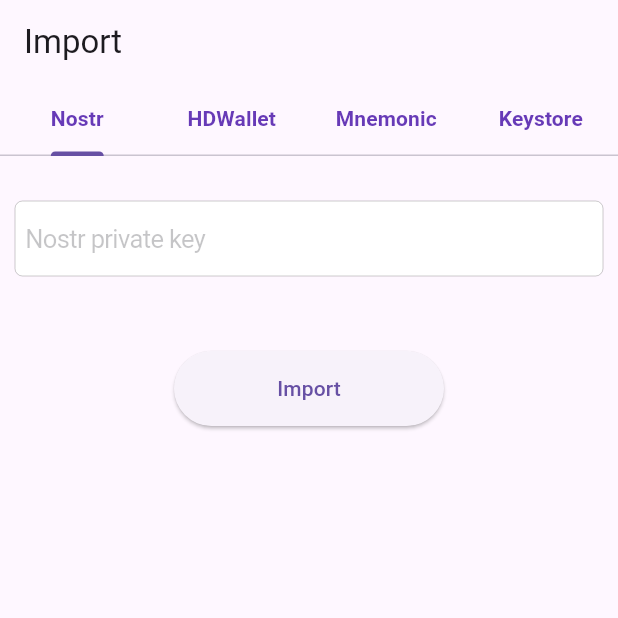
After one commit to heroims/NostrV, a Flutter app: the ImportAccountPage screen opened by its route, on a phone screen of 412 x 824 dp, the top half of it. The commit adds this screen. Run offline on Flutter 3.47's test engine with Material 3 defaults, Android fonts, the phone set to English and light mode, and no system bars; our stand-ins replace app_links, cached_network_image, dio, easy_refresh, flutter_secure_storage, flutter_widget_from_html and 8 more; missing offline and left inert: bech32, bolt11_decoder, flutter_zxing, hd_wallet, nostr, web3dart; accounts and stored records are empty; generated files the repository leaves out were written again.

Commit message:
support import account

```diff
--- a/lib/globals/storage_setting.dart
+++ b/lib/globals/storage_setting.dart
@@ -14,4 +14,4 @@
 const iosSecureStorageOptions = IOSOptions(accessibility: KeychainAccessibility.unlocked);
 const androidSecureStorageOptions = AndroidOptions(encryptedSharedPreferences: true);
 
-const defaultRelayUrls = ['wss://relay.plebstr.com'];
+const defaultRelayUrls = ['wss://relay.stoner.com'];
--- a/lib/l10n/intl_en.arb
+++ b/lib/l10n/intl_en.arb
@@ -46,6 +46,17 @@
   "tipByZapAmountOut": "Zap amount is out of range",
   "tipByLogout": "Confirm logout of the current account?",
   "tipByDeleteAccount": "Confirm delete the current account?",
+  "tipByImportError": "Import Error",
+  "placeholderByEnterPassword": "Please enter password",
+  "placeholderByConfirmPassword": "Please confirm password",
+  "placeholderByNostrPK": "Nostr private key",
+  "placeholderByHDWalletPK": "HDWallet private key",
+  "placeholderByMnemonic": "Mnemonic",
+  "placeholderByMnemonicPassphrase": "Mnemonic Passphrase(Option)",
+  "placeholderByPassword": "Password",
+  "placeholderByKeystore": "Keystore",
+  "navByNostr": "Nostr",
+  "navByHDWallet": "HDWallet",
   "repostByPostID": "Repost",
   "shareByPostID": "Share",
   "copyByPostID": "Copy Post ID",
--- a/lib/l10n/intl_zh.arb
+++ b/lib/l10n/intl_zh.arb
@@ -46,6 +46,17 @@
   "tipByZapAmountOut": "打赏金额超出范围",
   "tipByLogout": "是否确定退出当前账户？",
   "tipByDeleteAccount": "是否确定删除当前账户?",
+  "tipByImportError": "导入异常",
+  "placeholderByPassword": "请输入密码",
+  "placeholderByConfirmPassword": "请确认密码",
+  "placeholderByNostrPK": "Nostr私钥",
+  "placeholderByHDWalletPK": "HDWallet私钥",
+  "placeholderByMnemonic": "助记词",
+  "placeholderByMnemonicPassphrase": "助记词密码(可选)",
+  "placeholderByPassword": "密码",
+  "placeholderByKeystore": "Keystore",
+  "navByNostr": "Nostr",
+  "navByHDWallet": "HDWallet",
   "repostByPostID": "转发",
   "shareByPostID": "分享",
   "copyByPostID": "复制NoteID",
--- a/lib/models/nostr_user_model.dart
+++ b/lib/models/nostr_user_model.dart
@@ -173,7 +173,7 @@
   void importNostrPrivateKey(String nostrPrivateKey){
     final pk = Nip19.decodePrivkey(nostrPrivateKey);
     final nostrNode = Keychain(pk);
-    currentUser = NostrUser(nostrNode.public, nostrNode.private);
+    currentUser = NostrUser(Nip19.encodePubkey(nostrNode.public), Nip19.encodePrivkey(nostrNode.private));
   }
 
   void importHDPrivateKey(String hdPrivateKey){
@@ -187,8 +187,8 @@
     currentUser = nostrUser;
   }
 
-  void importMnemonic(String mnemonic){
-    final m = BIP39.fromMnemonic(mnemonic);
+  void importMnemonic(String mnemonic,{String passphrase = ''}){
+    final m = BIP39.fromMnemonic(mnemonic, passphrase: passphrase);
 
     final node = BIP32.fromSeed(Uint8List.fromList(hexToBytes(m.seed)));
     final hdNode = node.derivePath("m/44'/1237'/0'/0/0");
--- /dev/null
+++ b/lib/pages/import_account_page.dart
@@ -0,0 +1,244 @@
+import 'package:flutter/cupertino.dart';
+import 'package:flutter/material.dart';
+import 'package:go_router/go_router.dart';
+import 'package:provider/provider.dart';
+
+import '../generated/l10n.dart';
+import '../router.dart';
+
+class ImportAccountPage extends StatelessWidget {
+  const ImportAccountPage({super.key});
+
+  @override
+  Widget build(BuildContext context) {
+    final appRouter = Provider.of<AppRouter>(context, listen: false);
+    final nostrController = TextEditingController();
+    final hdWalletController = TextEditingController();
+    final mnemonicController = TextEditingController();
+    final mnemonicPasswordController = TextEditingController();
+    final keystoreController = TextEditingController();
+    final keystorePasswordController = TextEditingController();
+
+
+    return Scaffold(
+      appBar: AppBar(
+        title:Text(S.of(context).pageWelcomeImport),
+      ),
+      body: DefaultTabController(
+        length: 4,
+        child: Column(
+          children: [
+            TabBar(
+                tabs: [
+                  Tab(
+                    child: Text(
+                      S.of(context).navByNostr,
+                      style: const TextStyle(
+                          color: Colors.deepPurple,
+                          fontWeight: FontWeight.bold
+                      ),
+                      selectionColor: Colors.cyan,
+                    ),
+                  ),
+                  Tab(
+                    child: Text(
+                      S.of(context).navByHDWallet,
+                      style: const TextStyle(
+                          color: Colors.deepPurple,
+                          fontWeight: FontWeight.bold
+                      ),
+                      selectionColor: Colors.cyan,
+                    ),
+                  ),
+                  Tab(
+                    child: Text(
+                      S.of(context).placeholderByMnemonic,
+                      style: const TextStyle(
+                          color: Colors.deepPurple,
+                          fontWeight: FontWeight.bold
+                      ),
+                      selectionColor: Colors.cyan,
+                    ),
+                  ),
+                  Tab(
+                    child: Text(
+                      S.of(context).placeholderByKeystore,
+                      style: const TextStyle(
+                          color: Colors.deepPurple,
+                          fontWeight: FontWeight.bold
+                      ),
+                      selectionColor: Colors.cyan,
+                    ),
+                  )
+                ]
+            ),
+            Expanded(
+                child: TabBarView(children: [
+                  Column(
+                    children: [
+                      Container(
+                        height: 80,
+                        padding: const EdgeInsets.only(left: 10, right: 10, top: 30),
+                        child: CupertinoTextField(
+                          placeholder: S.of(context).placeholderByNostrPK,
+                          obscureText: true,
+                          controller: nostrController,
+                        ),
+                      ),
+                      Container(
+                        height: 100,
+                        width: 200,
+                        padding: const EdgeInsets.only(top: 50,left: 10,right: 10),
+                        child: ElevatedButton(onPressed: (){
+                          try{
+                            appRouter.nostrUserModel.importNostrPrivateKey(nostrController.text);
+                            context.goNamed(Routers.feed.value);
+                          }
+                          catch(e){
+                            showCupertinoDialog(context: context, builder: (context){
+                              return CupertinoAlertDialog(
+                                title: Text(S.of(context).dialogByTitle),
+                                content: Text(S.of(context).tipByImportError),
+                                actions: [TextButton(onPressed: ()=>Navigator.pop(context), child: Text(S.of(context).dialogByDone))],
+                              );
+                            });
+                          }
+                        }, child: Text(S.of(context).pageWelcomeImport),),
+                      ),
+                    ],
+                  ),
+                  Column(
+                    children: [
+                      Container(
+                        height: 80,
+                        padding: const EdgeInsets.only(left: 10, right: 10, top: 30),
+                        child: CupertinoTextField(
+                          placeholder: S.of(context).placeholderByHDWalletPK,
+                          obscureText: true,
+                          controller: hdWalletController,
+                        ),
+                      ),
+                      Container(
+                        height: 100,
+                        width: 200,
+                        padding: const EdgeInsets.only(top: 50,left: 10,right: 10),
+                        child: ElevatedButton(onPressed: (){
+                          try{
+                            appRouter.nostrUserModel.importHDPrivateKey(hdWalletController.text);
+                            context.goNamed(Routers.feed.value);
+                          }
+                          catch(e){
+                            showCupertinoDialog(context: context, builder: (context){
+                              return CupertinoAlertDialog(
+                                title: Text(S.of(context).dialogByTitle),
+                                content: Text(S.of(context).tipByImportError),
+                                actions: [TextButton(onPressed: ()=>Navigator.pop(context), child: Text(S.of(context).dialogByDone))],
+                              );
+                            });
+                          }
+                        }, child: Text(S.of(context).pageWelcomeImport),),
+                      ),
+                    ],
+                  ),
+                  SingleChildScrollView(
+                    child: Column(
+                      children: [
+                        Container(
+                          height: 160,
+                          padding: const EdgeInsets.only(left: 10, right: 10, top: 30),
+                          child: CupertinoTextField(
+                            maxLines: null,
+                            textAlign: TextAlign.left,
+                            textAlignVertical: TextAlignVertical.top,
+                            placeholder: S.of(context).placeholderByMnemonic,
+                            controller: mnemonicController,
+                          ),
+                        ),
+                        Container(
+                          height: 70,
+                          padding: const EdgeInsets.only(left: 10, right: 10, top: 20),
+                          child: CupertinoTextField(
+                            placeholder: S.of(context).placeholderByMnemonicPassphrase,
+                            obscureText: true,
+                            controller: mnemonicPasswordController,
+                          ),
+                        ),
+                        Container(
+                          height: 100,
+                          width: 200,
+                          padding: const EdgeInsets.only(top: 50,left: 10,right: 10),
+                          child: ElevatedButton(onPressed: (){
+                            try{
+                              appRouter.nostrUserModel.importMnemonic(mnemonicController.text, passphrase: mnemonicPasswordController.text);
+                              context.goNamed(Routers.feed.value);
+                            }
+                            catch(e){
+                              showCupertinoDialog(context: context, builder: (context){
+                                return CupertinoAlertDialog(
+                                  title: Text(S.of(context).dialogByTitle),
+                                  content: Text(S.of(context).tipByImportError),
+                                  actions: [TextButton(onPressed: ()=>Navigator.pop(context), child: Text(S.of(context).dialogByDone))],
+                                );
+                              });
+                            }
+                          }, child: Text(S.of(context).pageWelcomeImport),),
+                        ),
+                      ],
+                    ),
+                  ),
+                  SingleChildScrollView(
+                    child: Column(
+                      children: [
+                        Container(
+                          height: 260,
+                          padding: const EdgeInsets.only(left: 10, right: 10, top: 30),
+                          child: CupertinoTextField(
+                            maxLines: null,
+                            textAlign: TextAlign.left,
+                            textAlignVertical: TextAlignVertical.top,
+                            placeholder: S.of(context).placeholderByKeystore,
+                            controller: mnemonicController,
+                          ),
+                        ),
+                        Container(
+                          height: 70,
+                          padding: const EdgeInsets.only(left: 10, right: 10, top: 20),
+                          child: CupertinoTextField(
+                            placeholder: S.of(context).placeholderByPassword,
+                            obscureText: true,
+                            controller: mnemonicPasswordController,
+                          ),
+                        ),
+                        Container(
+                          height: 100,
+                          width: 200,
+                          padding: const EdgeInsets.only(top: 50,left: 10,right: 10),
+                          child: ElevatedButton(onPressed: (){
+                            try{
+                              appRouter.nostrUserModel.importKeystore(keystoreController.text, keystorePasswordController.text);
+                              context.goNamed(Routers.feed.value);
+                            }
+                            catch(e){
+                              showCupertinoDialog(context: context, builder: (context){
+                                return CupertinoAlertDialog(
+                                  title: Text(S.of(context).dialogByTitle),
+                                  content: Text(S.of(context).tipByImportError),
+                                  actions: [TextButton(onPressed: ()=>Navigator.pop(context), child: Text(S.of(context).dialogByDone))],
+                                );
+                              });
+                            }
+                          }, child: Text(S.of(context).pageWelcomeImport),),
+                        ),
+                      ],
+                    ),
+                  ),
+                ],
+                )
+            ),
+          ],
+        ),
+      ),
+    );
+
+  }
+}
--- a/lib/pages/key_manager_page.dart
+++ b/lib/pages/key_manager_page.dart
@@ -107,7 +107,7 @@
             height: 70,
             padding: const EdgeInsets.all(10),
             child: CupertinoTextField(
-              placeholder: "请输入密码",
+              placeholder: S.of(context).placeholderByEnterPassword,
               obscureText: true,
               controller: edit1Controller,
             ),
@@ -116,7 +116,7 @@
             height: 70,
             padding: const EdgeInsets.all(10),
             child: CupertinoTextField(
-              placeholder: "请确认密码",
+              placeholder: S.of(context).placeholderByConfirmPassword,
               obscureText: true,
               controller: edit2Controller,
             ),
--- a/lib/router.dart
+++ b/lib/router.dart
@@ -10,6 +10,7 @@
 import 'package:nostr_app/pages/followers_page.dart';
 import 'package:nostr_app/pages/followings_page.dart';
 import 'package:nostr_app/pages/home_page.dart';
+import 'package:nostr_app/pages/import_account_page.dart';
 import 'package:nostr_app/pages/key_manager_page.dart';
 import 'package:nostr_app/pages/lightning_page.dart';
 import 'package:nostr_app/pages/mnemonic_verify_page.dart';
@@ -32,6 +33,7 @@
 import 'models/deep_links_model.dart';
 
 enum Routers {
+  importAccount(28, 'import_account'),
   accountManager(27, 'account_manager'),
   lightning(26, 'lightning'),
   notifyManager(25, 'notify_manager'),
@@ -331,6 +333,13 @@
           }
       ),
       GoRoute(
+          name: Routers.importAccount.value,
+          path: '/${Routers.importAccount.value}',
+          pageBuilder: (context, state) {
+            return const MaterialPage(child: ImportAccountPage());
+          }
+      ),
+      GoRoute(
           name: Routers.photoView.value,
           path: '/${Routers.photoView.value}',
           pageBuilder: (context, state) {
```
Also changed, not shown: lib/pages/welcome_page.dart (+32 -27 lines), lib/generated/intl/messages_en.dart, lib/generated/intl/messages_zh.dart, lib/generated/l10n.dart.
